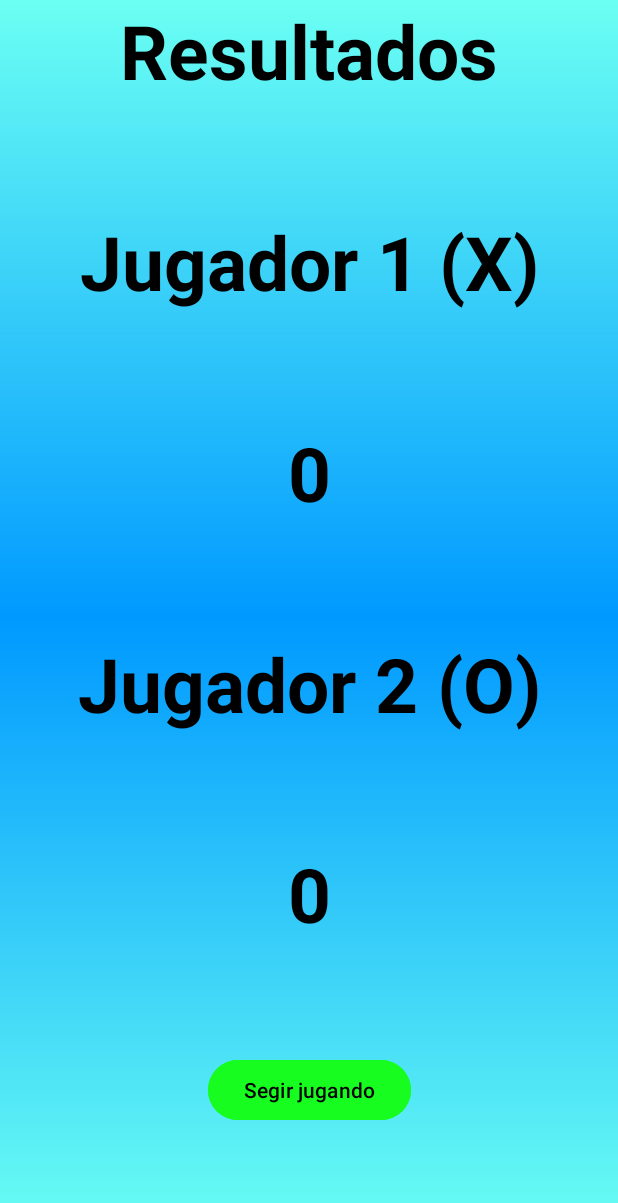
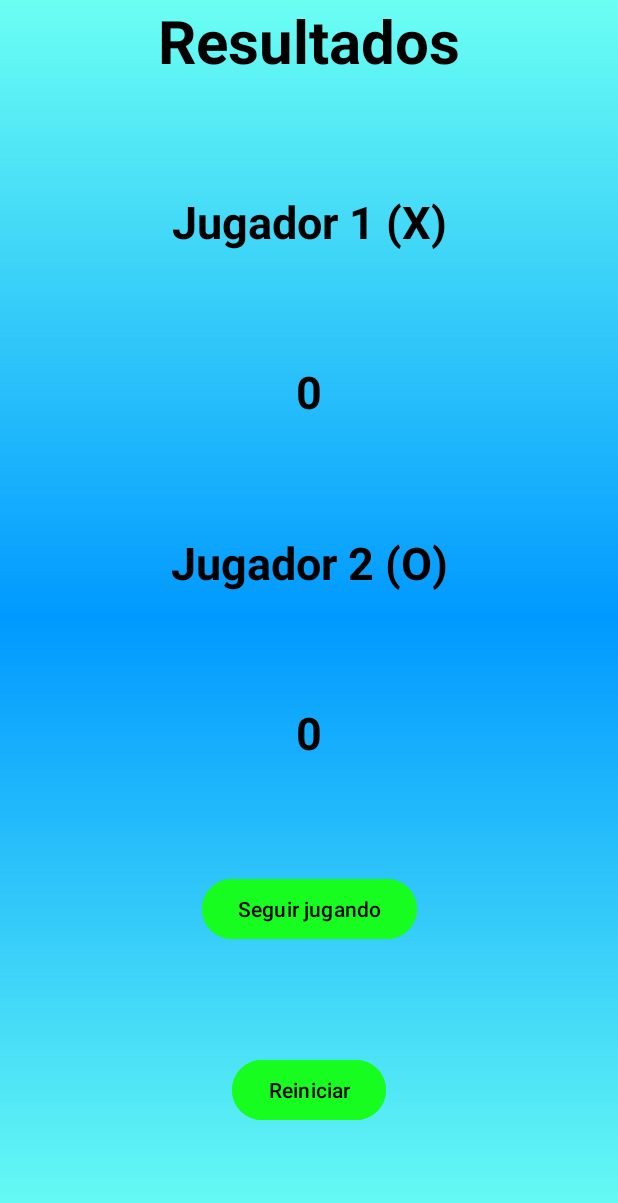
Before and after one commit to ArturoHdzz/Android_Practica_5_Juego_Gatito, an Android app: the MainActivity3 screen opened directly, with no data from a screen before it, on a phone screen of 412 x 824 dp. Shown: the top 1203 px of the screen. Run offline under Robolectric (Android 15) with nearby library versions, the phone set to English and light mode, and no system bars; 1 statement that could not run was skipped.

Commit message:
Activity de Resultados, con botones de continuar y reiniciar

```diff
--- a/app/src/main/java/com/example/practica_5/MainActivity.java
+++ b/app/src/main/java/com/example/practica_5/MainActivity.java
@@ -64,12 +64,13 @@ public class MainActivity extends AppCompatActivity implements View.OnClickListe
         } else if (contadorRondas == 9) {
             mostrarMensaje("Empate");
             reiniciarTablero();
+            enviaDatos.putString("KEY", "Empate");
             Intent i = new Intent(MainActivity.this, MainActivity3.class);
+            i.putExtras(enviaDatos);
             startActivity(i);
         } else {
             turnoJugador1 = !turnoJugador1;
         }
-
     }
 
     private boolean comprobarGanador() {
--- a/app/src/main/java/com/example/practica_5/MainActivity3.java
+++ b/app/src/main/java/com/example/practica_5/MainActivity3.java
@@ -10,12 +10,12 @@ import android.widget.TextView;
 public class MainActivity3 extends AppCompatActivity implements View.OnClickListener {
 
     Button btn1;
+    Button btn2;
     TextView textView3;
     TextView textView5;
 
     static int puntosJugador1 = 0;
     static int puntosJugador2 = 0;
-
 
     @Override
     protected void onCreate(Bundle savedInstanceState) {
@@ -24,6 +24,8 @@ public class MainActivity3 extends AppCompatActivity implements View.OnClickList
 
         btn1 = findViewById(R.id.btn1);
         btn1.setOnClickListener(this);
+        btn2 = findViewById(R.id.btn2);
+        btn2.setOnClickListener(this);
         textView3 = findViewById(R.id.textView3);
         textView5 = findViewById(R.id.textView5);
 
@@ -32,14 +34,15 @@ public class MainActivity3 extends AppCompatActivity implements View.OnClickList
 
         if ("Jugador 1 (X)".equals(valorRecibido)) {
             puntosJugador1++;
-        }
-        if ("Jugador 2 (O)".equals(valorRecibido)) {
+        } else if ("Jugador 2 (O)".equals(valorRecibido)) {
             puntosJugador2++;
+        } else if ("Empate".equals(valorRecibido)) {
         }
 
         textView3.setText("" + puntosJugador1);
         textView5.setText("" + puntosJugador2);
     }
+
 
     @Override
     public void onClick(View v) {
@@ -47,5 +50,13 @@ public class MainActivity3 extends AppCompatActivity implements View.OnClickList
             Intent i = new Intent(MainActivity3.this, MainActivity.class);
             startActivity(i);
         }
+        if (v.getId() == R.id.btn2) {
+
+            puntosJugador1 = 0;
+            puntosJugador2 = 0;
+
+            Intent i = new Intent(MainActivity3.this, MainActivity2.class);
+            startActivity(i);
+        }
     }
 }
--- a/app/src/main/res/layout/activity_main3.xml
+++ b/app/src/main/res/layout/activity_main3.xml
@@ -12,7 +12,7 @@
         android:layout_width="wrap_content"
         android:layout_height="wrap_content"
         android:text="Resultados"
-        android:textSize="50dp"
+        android:textSize="40dp"
         android:textColor="@color/black"
         android:textStyle="bold"
         app:layout_constraintEnd_toEndOf="parent"
@@ -25,7 +25,7 @@
         android:layout_height="wrap_content"
         android:text="Jugador 1 (X)"
         android:textColor="@color/black"
-        android:textSize="50dp"
+        android:textSize="30dp"
         android:textStyle="bold"
         app:layout_constraintEnd_toEndOf="parent"
         app:layout_constraintStart_toStartOf="parent"
@@ -38,7 +38,7 @@
         android:layout_height="wrap_content"
         android:text="0"
         android:textColor="@color/black"
-        android:textSize="50dp"
+        android:textSize="30dp"
         android:textStyle="bold"
         app:layout_constraintBottom_toTopOf="@+id/textView4"
         app:layout_constraintEnd_toEndOf="parent"
@@ -51,13 +51,12 @@
         android:layout_height="wrap_content"
         android:text="Jugador 2 (O)"
         android:textColor="@color/black"
-        android:textSize="50dp"
+        android:textSize="30dp"
         android:textStyle="bold"
         app:layout_constraintBottom_toTopOf="@+id/textView5"
         app:layout_constraintEnd_toEndOf="parent"
         app:layout_constraintStart_toStartOf="parent"
-        app:layout_constraintTop_toBottomOf="@+id/textView3"
-        app:layout_constraintVertical_bias="0.6" />
+        app:layout_constraintTop_toBottomOf="@+id/textView3"/>
 
     <TextView
         android:id="@+id/textView5"
@@ -65,7 +64,7 @@
         android:layout_height="wrap_content"
         android:text="0"
         android:textColor="@color/black"
-        android:textSize="50dp"
+        android:textSize="30dp"
         android:textStyle="bold"
         app:layout_constraintBottom_toTopOf="@+id/btn1"
         app:layout_constraintEnd_toEndOf="parent"
@@ -76,12 +75,26 @@
         android:id="@+id/btn1"
         android:layout_width="wrap_content"
         android:layout_height="wrap_content"
-        android:text="Segir jugando"
-        app:layout_constraintBottom_toBottomOf="parent"
+        android:text="Seguir jugando"
+        app:layout_constraintBottom_toTopOf="@+id/btn2"
         app:layout_constraintEnd_toEndOf="parent"
         app:layout_constraintStart_toStartOf="parent"
         app:layout_constraintTop_toBottomOf="@+id/textView5"
         android:textColor="@color/black"
         android:backgroundTint="#17FD20"/>
 
+    <Button
+        android:id="@+id/btn2"
+        android:layout_width="wrap_content"
+        android:layout_height="wrap_content"
+        android:backgroundTint="#17FD20"
+        android:text="Reiniciar"
+        android:textColor="@color/black"
+        app:layout_constraintBottom_toBottomOf="parent"
+
+        app:layout_constraintEnd_toEndOf="parent"
+        app:layout_constraintStart_toStartOf="parent"
+        app:layout_constraintTop_toBottomOf="@+id/btn1" />
+
+
 </androidx.constraintlayout.widget.ConstraintLayout>
```
